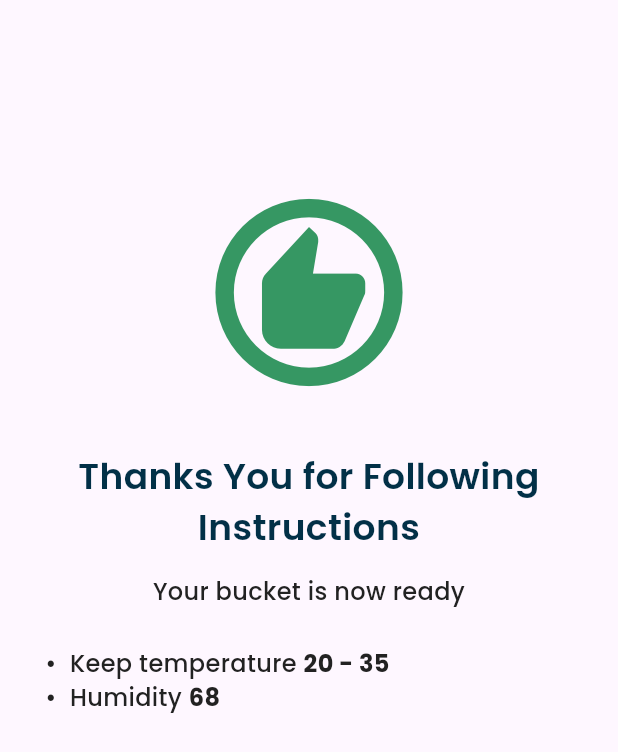
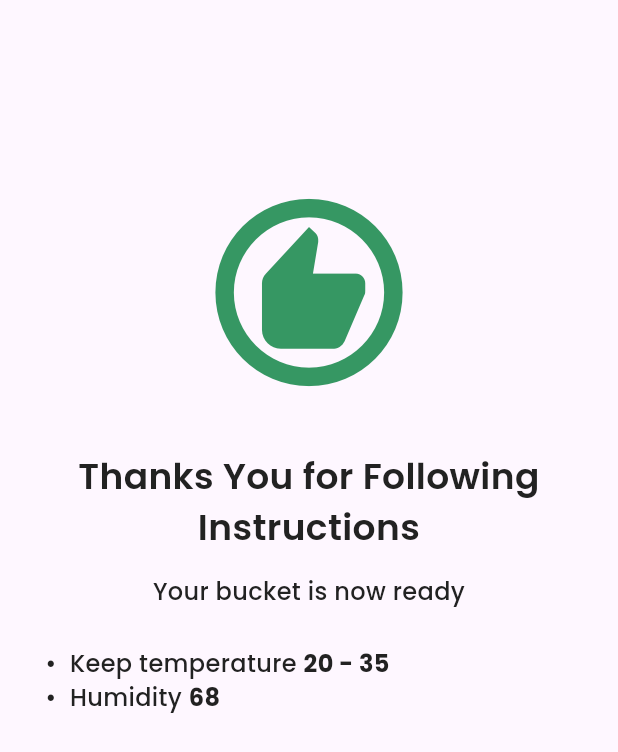
Before and after one commit to atifkhan77/EcoGene, a Flutter app: the Instructions2 screen opened directly, on a phone screen of 412 x 824 dp. Shown: the top 752 px of the screen. Run offline on Flutter 3.47's test engine with Material 3 defaults, Android fonts, the phone set to English and light mode, and no system bars; our stand-ins replace google_fonts; missing offline and left inert: flutter_barcode_scanner.

Commit message:
some improvemnts

```diff
--- /dev/null
+++ b/lib/constant/customText.dart
@@ -0,0 +1,30 @@
+import 'package:eco_gene_app/constant/color.dart';
+import 'package:flutter/material.dart';
+import 'package:google_fonts/google_fonts.dart';
+
+class CustomText extends StatelessWidget {
+  final FontWeight? FntWeight;
+  final String text;
+  final double fontSize;
+  const CustomText(
+      {super.key,
+      required this.text,
+      required this.fontSize,
+      required this.FntWeight});
+
+  @override
+  Widget build(BuildContext context) {
+    return Padding(
+      padding: const EdgeInsets.only(left: 20, right: 20),
+      child: Text(
+        text,
+        textAlign: TextAlign.center,
+        style: GoogleFonts.poppins(
+          fontSize: fontSize,
+          fontWeight: FntWeight,
+          textStyle: const TextStyle(color: AppColors.theme2),
+        ),
+      ),
+    );
+  }
+}
--- a/lib/main.dart
+++ b/lib/main.dart
@@ -1,7 +1,3 @@
-import 'package:eco_gene_app/screens/bluetooth.dart';
-import 'package:eco_gene_app/screens/informationScreen.dart';
-import 'package:eco_gene_app/screens/qr1.dart';
-import 'package:eco_gene_app/screens/select.dart';
 import 'package:eco_gene_app/screens/splash_screen.dart';
 import 'package:flutter/material.dart';
 
@@ -16,7 +12,7 @@ class MyApp extends StatelessWidget {
   Widget build(BuildContext context) {
     return MaterialApp(
       debugShowCheckedModeBanner: false,
-      home: BluetoothScanPage(),
+      home: landingPage(),
     );
   }
 }
--- a/lib/screens/informationScreen.dart
+++ b/lib/screens/informationScreen.dart
@@ -214,7 +214,7 @@ class _InformationScreenState extends State<InformationScreen> {
               buttonText: "Done",
               onTap: () {},
             ),
-            SizedBox(
+            const SizedBox(
               height: 30,
             ),
           ],
--- a/lib/screens/instructions2.dart
+++ b/lib/screens/instructions2.dart
@@ -1,6 +1,7 @@
 import 'dart:async';
 
 import 'package:eco_gene_app/constant/color.dart';
+import 'package:eco_gene_app/constant/customText.dart';
 import 'package:eco_gene_app/screens/informationScreen.dart';
 import 'package:flutter/material.dart';
 import 'package:google_fonts/google_fonts.dart';
@@ -21,13 +22,13 @@ class _Instructions2State extends State<Instructions2> {
   }
 
   startTime() async {
-    var duration = new Duration(seconds: 3);
-    return new Timer(duration, route);
+    var duration = const Duration(seconds: 3);
+    return Timer(duration, route);
   }
 
   route() {
-    Navigator.pushReplacement(
-        context, MaterialPageRoute(builder: (context) => InformationScreen()));
+    Navigator.pushReplacement(context,
+        MaterialPageRoute(builder: (context) => const InformationScreen()));
   }
 
   Widget build(BuildContext context) {
@@ -38,7 +39,7 @@ class _Instructions2State extends State<Instructions2> {
       crossAxisAlignment: CrossAxisAlignment.center,
       children: [
         const Padding(
-          padding: const EdgeInsets.only(top: 120),
+          padding: EdgeInsets.only(top: 120),
           child: Center(
             child: Icon(
               Icons.recommend_outlined,
@@ -50,18 +51,14 @@ class _Instructions2State extends State<Instructions2> {
         const SizedBox(
           height: 30,
         ),
-        Center(
-          child: Text(
-            'Thanks You for Following Instructions',
-            textAlign: TextAlign.center,
-            style: GoogleFonts.poppins(
-              fontSize: 24,
-              fontWeight: FontWeight.w600,
-              textStyle: const TextStyle(color: AppColors.theme),
-            ),
+        const Center(
+          child: CustomText(
+            text: 'Thanks You for Following Instructions',
+            fontSize: 24,
+            FntWeight: FontWeight.w600,
           ),
         ),
-        SizedBox(
+        const SizedBox(
           height: 15,
         ),
         Padding(
@@ -80,21 +77,21 @@ class _Instructions2State extends State<Instructions2> {
           height: height * 0.03,
         ),
         Padding(
-          padding: EdgeInsets.only(left: 30),
+          padding: const EdgeInsets.only(left: 30),
           child: Column(
             children: [
               Row(children: [
                 Text(
                   '•  Keep temperature ',
                   style: GoogleFonts.poppins(
-                      color: Color.fromRGBO(34, 34, 34, 1),
+                      color: const Color.fromRGBO(34, 34, 34, 1),
                       fontSize: 16,
                       fontWeight: FontWeight.w500),
                 ),
                 Text(
                   '20 - 35',
                   style: GoogleFonts.poppins(
-                      color: Color.fromRGBO(34, 34, 34, 1),
+                      color: const Color.fromRGBO(34, 34, 34, 1),
                       fontSize: 16,
                       fontWeight: FontWeight.w700),
                 ),
@@ -104,14 +101,14 @@ class _Instructions2State extends State<Instructions2> {
                   Text(
                     '•  Humidity ',
                     style: GoogleFonts.poppins(
-                        color: Color.fromRGBO(34, 34, 34, 1),
+                        color: const Color.fromRGBO(34, 34, 34, 1),
                         fontSize: 16,
                         fontWeight: FontWeight.w500),
                   ),
                   Text(
                     '68',
                     style: GoogleFonts.poppins(
-                        color: Color.fromRGBO(34, 34, 34, 1),
+                        color: const Color.fromRGBO(34, 34, 34, 1),
                         fontSize: 16,
                         fontWeight: FontWeight.w700),
                   ),
--- a/lib/screens/onbaording2.dart
+++ b/lib/screens/onbaording2.dart
@@ -26,7 +26,7 @@ class onBoarding2 extends StatelessWidget {
             ),
             Container(
               height: 148,
-              padding: EdgeInsets.only(left: 20, right: 40),
+              padding: const EdgeInsets.only(left: 20, right: 40),
               child: Column(
                 children: [
                   Text(
@@ -74,7 +74,7 @@ class onBoarding2 extends StatelessWidget {
                 ],
               ),
             ),
-            SizedBox(
+            const SizedBox(
               height: 10,
             ),
             Center(
--- a/lib/screens/qr1.dart
+++ b/lib/screens/qr1.dart
@@ -16,14 +16,14 @@ class Qr1 extends StatelessWidget {
           child: Row(children: [
             IconButton(
               onPressed: () {},
-              icon: Icon(Icons.arrow_back),
+              icon: const Icon(Icons.arrow_back),
             ),
             Text(
               'Scan your QR Code',
               style: GoogleFonts.poppins(
                   color: AppColors.theme,
                   fontSize: 24,
-                  textStyle: TextStyle(fontWeight: FontWeight.w600)),
+                  textStyle: const TextStyle(fontWeight: FontWeight.w600)),
             ),
           ]),
         ),
--- a/pubspec.yaml
+++ b/pubspec.yaml
@@ -36,9 +36,8 @@ dependencies:
   # Use with the CupertinoIcons class for iOS style icons.
   cupertino_icons: ^1.0.2
   google_fonts: ^6.1.0
-  qr_code_scanner: ^1.0.1
-  flutter_blue_plus: ^1.31.13
-  flutter_blue: ^0.8.0
+
+  flutter_barcode_scanner: ^2.0.0
 
 dev_dependencies:
   flutter_test:
```
Also changed, not shown: lib/screens/bluetooth.dart (deleted, +0 -107 lines), lib/screens/connection.dart (+26 -35 lines), lib/screens/instruction.dart (+16 -21 lines), lib/screens/onboarding1.dart (+12 -17 lines), lib/screens/ready.dart (+10 -14 lines), lib/screens/scanning.dart (+31 -24 lines), lib/screens/select.dart (+7 -9 lines), lib/screens/splash_screen.dart (+11 -19 lines), lib/screens/wifi.dart (added, +15 -0 lines), pubspec.lock, 2 other files.
